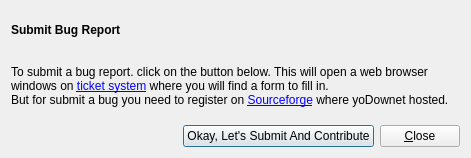
Above: ui/dialog/reportbugdialog.ui from Alir3z4/yoDownet before the change. Below: the same form after it.
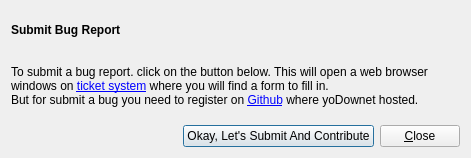
That is the form after the change. Icons and pictures are not drawn.

Commit message: Update reportbug dialog

What changed in the file:
```diff
--- a/ui/dialog/reportbugdialog.ui
+++ b/ui/dialog/reportbugdialog.ui
@@ -24,7 +24,7 @@
      </property>
      <property name="text">
       <string>&lt;b&gt;Submit Bug Report&lt;/b&gt;&lt;br /&gt;&lt;br /&gt;&lt;br /&gt;
-To submit a bug report. click on the button below. This will open a web browser windows on &lt;a href=&quot;https://sourceforge.net/p/yodownet/tickets/&quot;&gt;ticket system&lt;/a&gt; where you will find a form to fill in.&lt;br /&gt;But for submit a bug you need to register on &lt;a href=&quot;https://sourceforge.net&quot;&gt;Sourceforge&lt;/a&gt; where yoDownet hosted.
+To submit a bug report. click on the button below. This will open a web browser windows on &lt;a href=&quot;https://github.com/Alir3z4/yoDownet/issues&quot;&gt;ticket system&lt;/a&gt; where you will find a form to fill in.&lt;br /&gt;But for submit a bug you need to register on &lt;a href=&quot;https://github.com/Alir3z4/yoDownet&quot;&gt;Github&lt;/a&gt; where yoDownet hosted.
 </string>
      </property>
      <property name="textFormat">
```
The commit also changes 1 other file.
